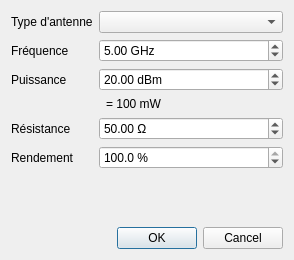
First picture: the form in emitterdialog.ui, repository mathphi/TelecomPhysics_ProjectBA3, before the edit.
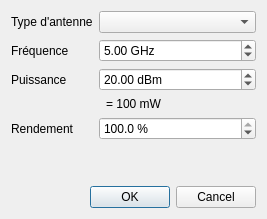
Second picture: the form after the edit.

Commit message: Removed Resistance parameter of the emitter (redundant) + fixed file open bug (wall thickness double)

```diff
--- a/emitterdialog.ui
+++ b/emitterdialog.ui
@@ -6,8 +6,8 @@
    <rect>
     <x>0</x>
     <y>0</y>
-    <width>294</width>
-    <height>260</height>
+    <width>267</width>
+    <height>219</height>
    </rect>
   </property>
   <property name="windowTitle">
@@ -26,6 +26,32 @@
      <item row="0" column="1">
       <widget class="QComboBox" name="combobox_antenna_type"/>
      </item>
+     <item row="1" column="0">
+      <widget class="QLabel" name="label_frequency">
+       <property name="text">
+        <string>Fréquence</string>
+       </property>
+      </widget>
+     </item>
+     <item row="1" column="1">
+      <widget class="QDoubleSpinBox" name="spinbox_frequency">
+       <property name="suffix">
+        <string> GHz</string>
+       </property>
+       <property name="minimum">
+        <double>0.100000000000000</double>
+       </property>
+       <property name="maximum">
+        <double>100.000000000000000</double>
+       </property>
+       <property name="singleStep">
+        <double>0.100000000000000</double>
+       </property>
+       <property name="value">
+        <double>5.000000000000000</double>
+       </property>
+      </widget>
+     </item>
      <item row="2" column="0">
       <widget class="QLabel" name="label_power">
        <property name="text">
@@ -52,81 +78,6 @@
        </property>
       </widget>
      </item>
-     <item row="1" column="0">
-      <widget class="QLabel" name="label_frequency">
-       <property name="text">
-        <string>Fréquence</string>
-       </property>
-      </widget>
-     </item>
-     <item row="1" column="1">
-      <widget class="QDoubleSpinBox" name="spinbox_frequency">
-       <property name="suffix">
-        <string> GHz</string>
-       </property>
-       <property name="minimum">
-        <double>0.100000000000000</double>
-       </property>
-       <property name="maximum">
-        <double>100.000000000000000</double>
-       </property>
-       <property name="singleStep">
-        <double>0.100000000000000</double>
-       </property>
-       <property name="value">
-        <double>5.000000000000000</double>
-       </property>
-      </widget>
-     </item>
-     <item row="4" column="0">
-      <widget class="QLabel" name="label_resistance">
-       <property name="text">
-        <string>Résistance</string>
-       </property>
-      </widget>
-     </item>
-     <item row="5" column="0">
-      <widget class="QLabel" name="label_efficiency">
-       <property name="text">
-        <string>Rendement</string>
-       </property>
-      </widget>
-     </item>
-     <item row="4" column="1">
-      <widget class="QDoubleSpinBox" name="spinbox_resistance">
-       <property name="suffix">
-        <string> Ω</string>
-       </property>
-       <property name="minimum">
-        <double>0.010000000000000</double>
-       </property>
-       <property name="maximum">
-        <double>1000.000000000000000</double>
-       </property>
-       <property name="value">
-        <double>50.000000000000000</double>
-       </property>
-      </widget>
-     </item>
-     <item row="5" column="1">
-      <widget class="QDoubleSpinBox" name="spinbox_efficiency">
-       <property name="suffix">
-        <string> %</string>
-       </property>
-       <property name="decimals">
-        <number>1</number>
-       </property>
-       <property name="maximum">
-        <double>100.000000000000000</double>
-       </property>
-       <property name="singleStep">
-        <double>1.000000000000000</double>
-       </property>
-       <property name="value">
-        <double>100.000000000000000</double>
-       </property>
-      </widget>
-     </item>
      <item row="3" column="1">
       <widget class="QLabel" name="label_power_watts">
        <property name="sizePolicy">
@@ -143,8 +94,47 @@
        </property>
       </widget>
      </item>
+     <item row="4" column="0">
+      <widget class="QLabel" name="label_efficiency">
+       <property name="text">
+        <string>Rendement</string>
+       </property>
+      </widget>
+     </item>
+     <item row="4" column="1">
+      <widget class="QDoubleSpinBox" name="spinbox_efficiency">
+       <property name="suffix">
+        <string> %</string>
+       </property>
+       <property name="decimals">
+        <number>1</number>
+       </property>
+       <property name="maximum">
+        <double>100.000000000000000</double>
+       </property>
+       <property name="singleStep">
+        <double>1.000000000000000</double>
+       </property>
+       <property name="value">
+        <double>100.000000000000000</double>
+       </property>
+      </widget>
+     </item>
     </layout>
    </item>
+   <item>
+    <spacer name="verticalSpacer">
+     <property name="orientation">
+      <enum>Qt::Vertical</enum>
+     </property>
+     <property name="sizeHint" stdset="0">
+      <size>
+       <width>20</width>
+       <height>40</height>
+      </size>
+     </property>
+    </spacer>
+   </item>
    <item>
     <widget class="QDialogButtonBox" name="buttonBox">
      <property name="orientation">
```
Left out of the diff: 8 changed lines with no effect on the pictures. The commit also changes 9 other files.
